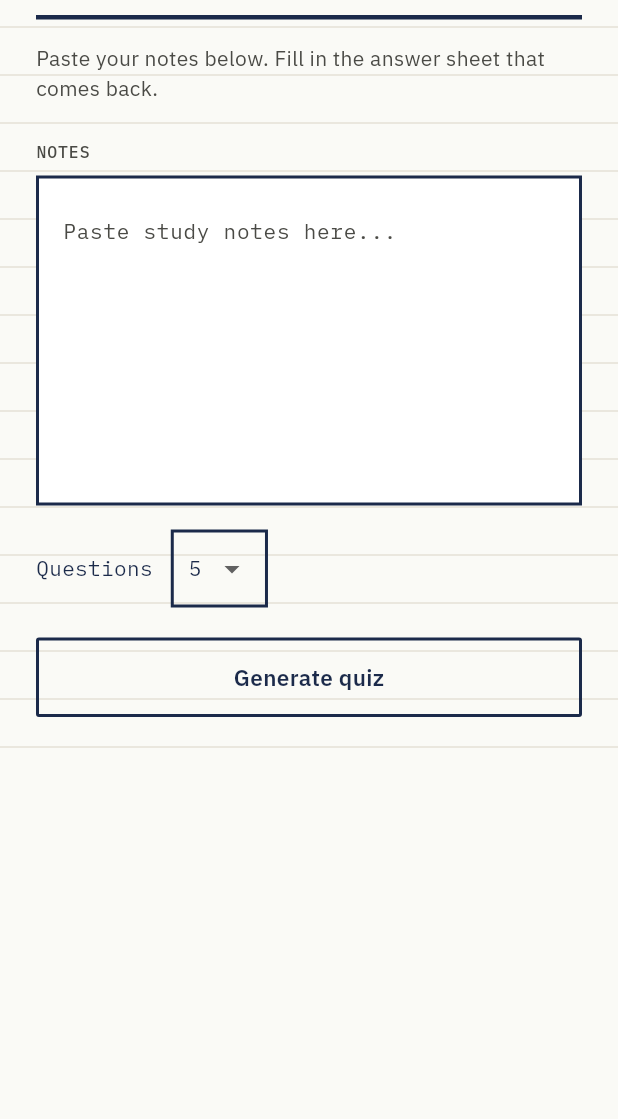
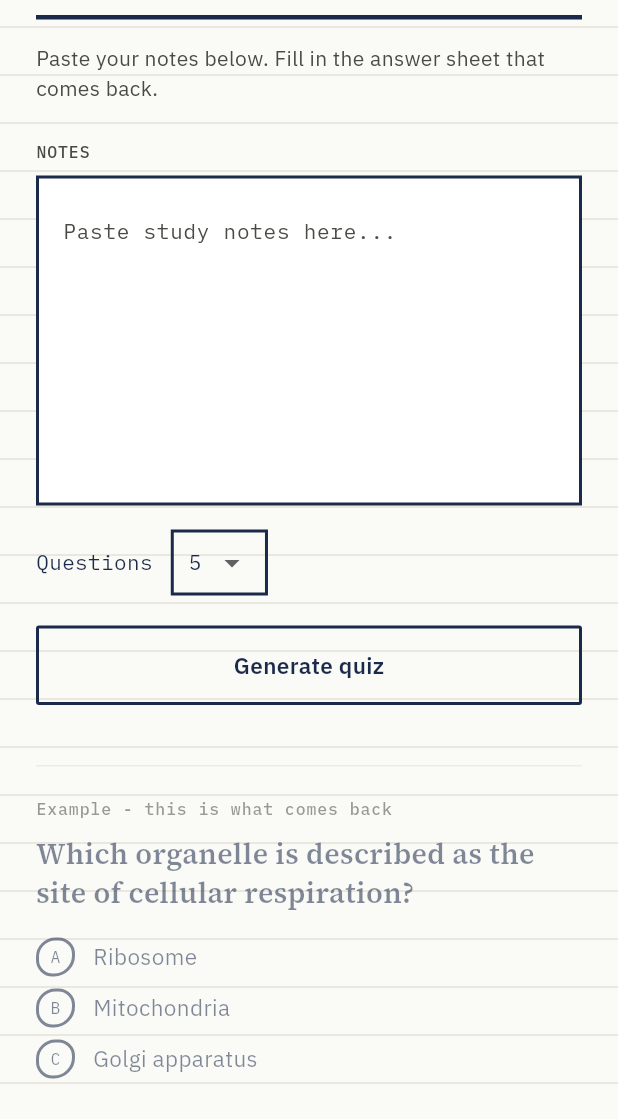
Before and after one commit to ChrisMantelos/ai-study-buddy, a Flutter app: the screen it shows after launch, on a phone screen of 412 x 824 dp, the part 117-1236 px from its top. Run offline on Flutter 3.47's test engine with Material 3 defaults, Android fonts, the phone set to English and light mode, and no system bars; our stand-ins replace google_fonts.

Commit message:
Update main.dart

```diff
--- a/frontend/lib/main.dart
+++ b/frontend/lib/main.dart
@@ -78,11 +78,12 @@ class _HomeScreenState extends State<HomeScreen> {
     return Scaffold(
       body: NotebookBackground(
         child: SafeArea(
-          child: SingleChildScrollView(
-            padding: const EdgeInsets.fromLTRB(24, 32, 24, 24),
-            child: ConstrainedBox(
-              constraints: const BoxConstraints(maxWidth: 640),
-              child: Column(
+          child: Center(
+            child: SingleChildScrollView(
+              padding: const EdgeInsets.fromLTRB(24, 32, 24, 24),
+              child: ConstrainedBox(
+                constraints: const BoxConstraints(maxWidth: 640),
+                child: Column(
                 crossAxisAlignment: CrossAxisAlignment.start,
                 children: [
                   Row(
@@ -140,7 +141,9 @@ class _HomeScreenState extends State<HomeScreen> {
                         child: DropdownButtonHideUnderline(
                           child: DropdownButton<int>(
                             value: numQuestions,
-                            padding: const EdgeInsets.symmetric(horizontal: 10),
+                            isDense: true,
+                            padding: const EdgeInsets.symmetric(
+                                horizontal: 10, vertical: 8),
                             style: StudyText.mono,
                             items: [3, 5, 7, 10]
                                 .map((n) => DropdownMenuItem(
@@ -198,12 +201,77 @@ class _HomeScreenState extends State<HomeScreen> {
                             ),
                           ),
                   ),
+                  const SizedBox(height: 40),
+                  const _ExampleQuestionPreview(),
                 ],
               ),
             ),
+          ),
           ),
         ),
       ),
     );
   }
 }
+
+class _ExampleQuestionPreview extends StatelessWidget {
+  const _ExampleQuestionPreview();
+
+  static const options = ['Ribosome', 'Mitochondria', 'Golgi apparatus'];
+
+  @override
+  Widget build(BuildContext context) {
+    return Opacity(
+      opacity: 0.55,
+      child: Container(
+        padding: const EdgeInsets.only(top: 20),
+        decoration: BoxDecoration(
+          border: Border(
+            top: BorderSide(color: StudyColors.paperLine, width: 1),
+          ),
+        ),
+        child: Column(
+          crossAxisAlignment: CrossAxisAlignment.start,
+          children: [
+            Text('Example - this is what comes back', style: StudyText.label),
+            const SizedBox(height: 10),
+            Text(
+              'Which organelle is described as the site of cellular respiration?',
+              style: StudyText.questionText,
+            ),
+            const SizedBox(height: 16),
+            ...List.generate(options.length, (index) {
+              return Padding(
+                padding: const EdgeInsets.only(bottom: 8),
+                child: Row(
+                  children: [
+                    Container(
+                      width: 26,
+                      height: 26,
+                      alignment: Alignment.center,
+                      decoration: BoxDecoration(
+                        border: Border.all(color: StudyColors.ink, width: 2),
+                        borderRadius: const BorderRadius.only(
+                          topLeft: Radius.circular(13),
+                          topRight: Radius.circular(11),
+                          bottomLeft: Radius.circular(11),
+                          bottomRight: Radius.circular(14),
+                        ),
+                      ),
+                      child: Text(
+                        String.fromCharCode(65 + index),
+                        style: StudyText.mono.copyWith(fontSize: 11),
+                      ),
+                    ),
+                    const SizedBox(width: 12),
+                    Text(options[index], style: StudyText.body),
+                  ],
+                ),
+              );
+            }),
+          ],
+        ),
+      ),
+    );
+  }
+}
```
